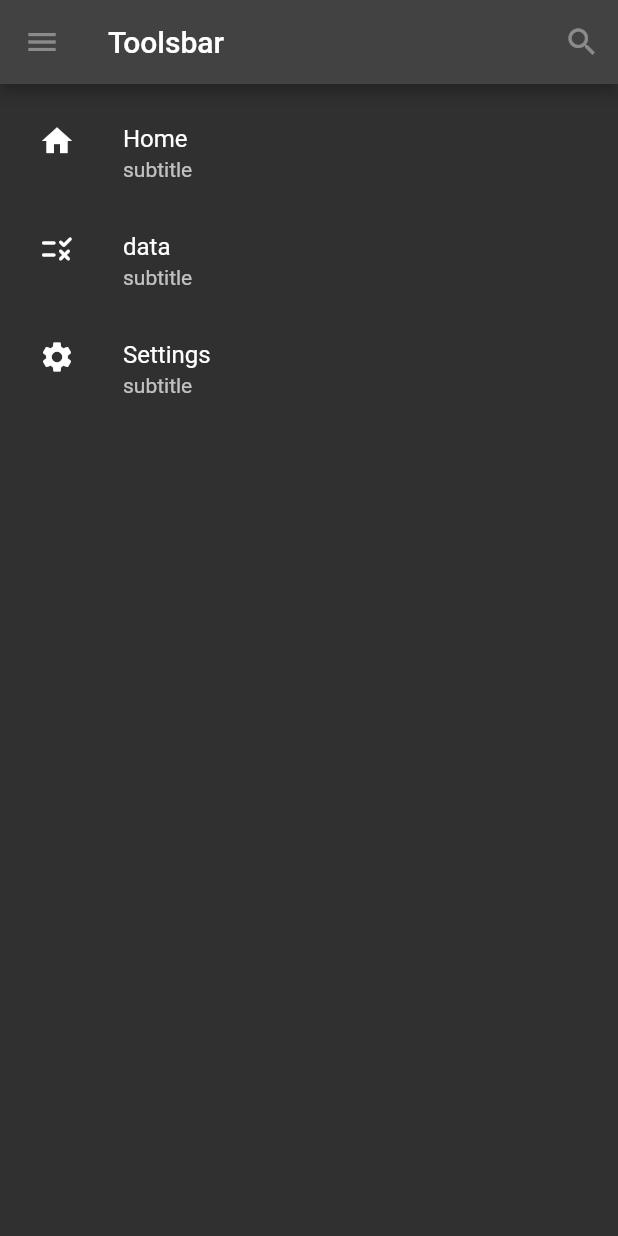
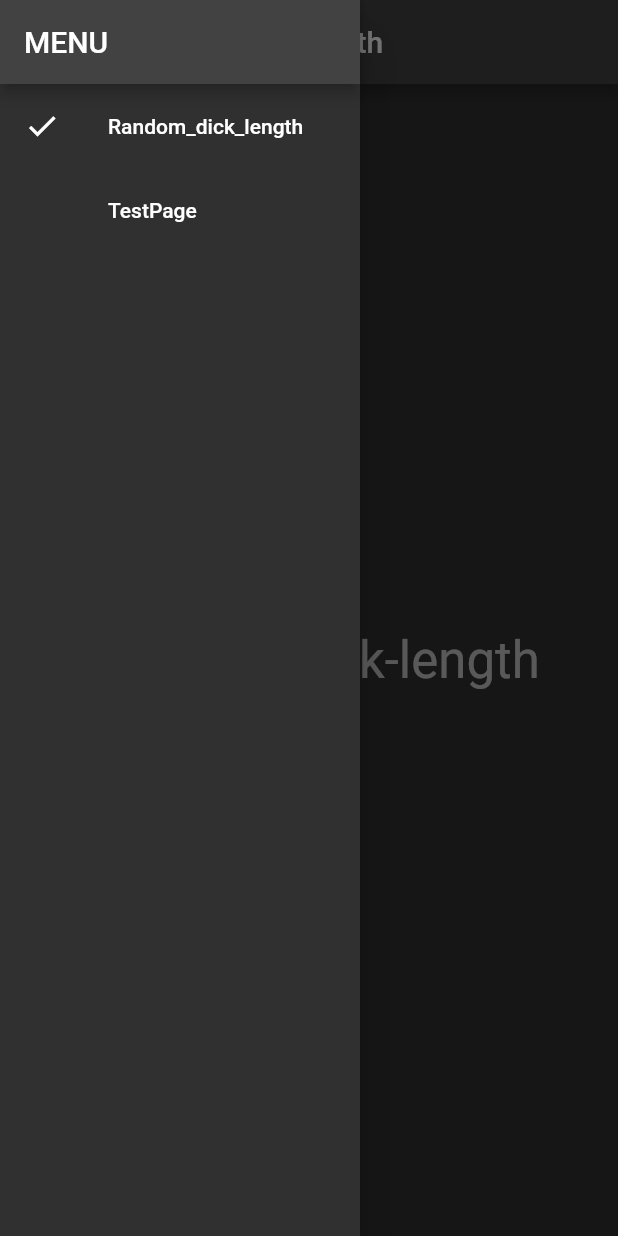
Before and after one commit to SuChenawa/NP-Tools, a Flutter app: the screen it shows after launch, with the side drawer open (before the commit the screen has no drawer), on a phone screen of 412 x 824 dp. Run offline on Flutter 3.47's test engine with Material 2 defaults, Android fonts, the light colour scheme and no system bars; our stand-ins replace flutter_riverpod, material_color_utilities; missing offline and left inert: dart:js.

Commit message:
抄了一个侧滑

```diff
--- a/lib/main.dart
+++ b/lib/main.dart
@@ -1,14 +1,15 @@
 import 'package:flutter/material.dart';
+import 'package:flutter_riverpod/flutter_riverpod.dart';
 import 'res/init.dart';
 
 void main() {
-  runApp(Nptools());
+  runApp(const ProviderScope(child: Nptools()));
 }
 
 class Nptools extends StatelessWidget {
   const Nptools({Key? key}) : super(key: key);
   @override
   Widget build(BuildContext context) {
-    return init();
+    return const init();
   }
 }
--- a/lib/plugins/random_dick_length.dart
+++ b/lib/plugins/random_dick_length.dart
@@ -1,37 +1,18 @@
-import 'dart:math';
-
 import 'package:flutter/material.dart';
 
-void main(List<String> args) {
-  runApp(const random_dick_length());
-}
+import '../res/init.dart';
 
 class random_dick_length extends StatelessWidget {
   const random_dick_length({Key? key}) : super(key: key);
 
   @override
   Widget build(BuildContext context) {
-    return MaterialApp(
-        title: 'NP-Tools Demo',
-        theme: ThemeData(
-          // This is the theme of your application.
-          //
-          // Try running your application with "flutter run". You'll see the
-          // application has a blue toolbar. Then, without quitting the app, try
-          // changing the primarySwatch below to Colors.green and then invoke
-          // "hot reload" (press "r" in the console where you ran "flutter run",
-          // or simply save your changes to "hot reload" in a Flutter IDE).
-          // Notice that the counter didn't reset back to zero; the application
-          // is not restarted.
-          primarySwatch: Colors.blue,
-        ),
-        home: Scaffold(
-          appBar: AppBar(
-            title: const Text('NP-Tools Appbar'),
-          ),
-          body: const Center(
-            child: Text('data'),
-          ),
-        ));
+    return PageScaffold(
+      title: 'Random_dick-length',
+      body: Center(
+        child: Text('Random_dick-length',
+            style: Theme.of(context).textTheme.headline4),
+      ),
+    );
   }
 }
--- /dev/null
+++ b/lib/plugins/testpage.dart
@@ -0,0 +1,17 @@
+import 'package:flutter/material.dart';
+import 'package:nptools/res/init.dart';
+
+// ignore: camel_case_types
+class secondpage extends StatelessWidget {
+  const secondpage({Key? key}) : super(key: key);
+
+  @override
+  Widget build(BuildContext context) {
+    return PageScaffold(
+      title: 'TestPage',
+      body: Center(
+        child: Text('测试', style: Theme.of(context).textTheme.headline4),
+      ),
+    );
+  }
+}
--- a/lib/res/init.dart
+++ b/lib/res/init.dart
@@ -1,38 +1,175 @@
 import 'package:flutter/material.dart';
-import 'List/Listdata.dart';
+import 'package:nptools/plugins/testpage.dart';
+import 'package:nptools/res/pages/Tabs.dart';
+import 'package:flutter_riverpod/flutter_riverpod.dart';
+import 'package:nptools/plugins/random_dick_length.dart';
 
-class ToolsList extends StatelessWidget {
+// ignore: camel_case_types
+class init extends StatelessWidget {
+  const init({Key? key}) : super(key: key);
+
+  // This widget is the root of your application.
   @override
   Widget build(BuildContext context) {
-    return MenuContent();
+    return MaterialApp(
+      title: 'NPtools',
+      theme: ThemeData.dark(),
+      home: const MyHomePage(title: 'Flutter Demo Home Page'),
+    );
   }
 }
 
-class init extends StatelessWidget {
+// 主页面
+class MyHomePage extends ConsumerWidget {
+  const MyHomePage({Key? key, required this.title}) : super(key: key);
+  final String title;
+
   @override
-  Widget build(BuildContext context) {
-    // TODO: implement build
-    return MaterialApp(
-      home: Scaffold(
-        appBar: AppBar(
-          title: const Text('Toolsbar'),
-          leading: const IconButton(
-            onPressed: null,
-            icon: Icon(Icons.menu),
-            tooltip: 'Menu',
-          ),
-          actions: const [
-            IconButton(
-              onPressed: null,
-              tooltip: 'Search',
-              icon: Icon(Icons.search),
-            )
-          ],
-        ),
-        // body: HomeContentdata(),
-        body: ToolsList(),
-      ),
-      theme: ThemeData.dark(),
+  Widget build(BuildContext context, WidgetRef ref) {
+    final selectedPageBuilder = ref.watch(selectedPageBuilderProvider);
+    return SplitView(
+      menu: const Menu(),
+      content: selectedPageBuilder(context),
+      breakpoint: 600,
+      menuWidth: 240,
     );
   }
 }
+
+// 分栏视图
+class SplitView extends StatelessWidget {
+  const SplitView({
+    Key? key,
+    required this.menu,
+    required this.content,
+    this.breakpoint = 600,
+    this.menuWidth = 240,
+  }) : super(key: key);
+  final Widget menu;
+  final Widget content;
+  final double breakpoint;
+  final double menuWidth;
+
+  @override
+  Widget build(BuildContext context) {
+    final screenWidth = MediaQuery.of(context).size.width;
+    if (screenWidth >= breakpoint) {
+      // 宽屏情况下，直接显示菜单页
+      return Row(
+        children: [
+          SizedBox(
+            width: menuWidth,
+            child: menu,
+          ),
+          Container(width: 0.5, color: Colors.black),
+          Expanded(child: content),
+        ],
+      );
+    } else {
+      // 窄屏情况下收缩菜单页到抽屉中
+      return Scaffold(
+        body: content,
+        drawer: SizedBox(
+          width: menuWidth,
+          child: Drawer(
+            child: menu,
+          ),
+        ),
+      );
+    }
+  }
+}
+
+// 菜单页
+class Menu extends ConsumerWidget {
+  const Menu({Key? key}) : super(key: key);
+
+  // 选中页面选项，并触发状态，跳转到相应页面
+  void _selectPage(BuildContext context, WidgetRef ref, String pageName) {
+    if (ref.read(selectedPageNameProvider.state).state != pageName) {
+      ref.read(selectedPageNameProvider.state).state = pageName;
+      // dismiss the drawer of the ancestor Scaffold if we have one
+      if (Scaffold.maybeOf(context)?.hasDrawer ?? false) {
+        Navigator.of(context).pop();
+      }
+    }
+  }
+
+  @override
+  Widget build(BuildContext context, WidgetRef ref) {
+    // 监视状态改变触发重绘
+    final selectedPageName = ref.watch(selectedPageNameProvider.state).state;
+    return Scaffold(
+      appBar: AppBar(title: const Text('MENU')),
+      body: ListView(
+        children: <Widget>[
+          for (var pageName in _availablePages.keys)
+            PageListTile(
+              // 3. pass the selectedPageName as an argument
+              selectedPageName: selectedPageName,
+              pageName: pageName,
+              onPressed: () => _selectPage(context, ref, pageName),
+            ),
+        ],
+      ),
+    );
+  }
+}
+
+// 主页页面模版
+class PageScaffold extends StatelessWidget {
+  const PageScaffold({
+    Key? key,
+    required this.title,
+    this.actions = const [],
+    this.body,
+    this.floatingActionButton,
+  }) : super(key: key);
+  final String title;
+  final List<Widget> actions;
+  final Widget? body;
+  final Widget? floatingActionButton;
+
+  @override
+  Widget build(BuildContext context) {
+    // 1. look for an ancestor Scaffold
+    final ancestorScaffold = Scaffold.maybeOf(context);
+    // 2. check if it has a drawer
+    final hasDrawer = ancestorScaffold != null && ancestorScaffold.hasDrawer;
+    return Scaffold(
+      appBar: AppBar(
+        // 3. add a non-null leading argument if we have a drawer
+        leading: hasDrawer
+            ? IconButton(
+                icon: const Icon(Icons.menu),
+                // 4. open the drawer if we have one
+                onPressed:
+                    hasDrawer ? () => ancestorScaffold.openDrawer() : null,
+              )
+            : null,
+        title: Text(title),
+        actions: actions,
+      ),
+      body: body,
+      floatingActionButton: floatingActionButton,
+    );
+  }
+}
+
+final selectedPageBuilderProvider = Provider<WidgetBuilder>((ref) {
+  // 依赖 selectedPageNameProvider 状态变化
+  final selectedPageKey = ref.watch(selectedPageNameProvider.state).state;
+  // 返回相应页面的工厂函数
+  return _availablePages[selectedPageKey]!;
+});
+
+// make this a `StateProvider` so we can change its value
+final selectedPageNameProvider = StateProvider<String>((ref) {
+  // default value
+  return _availablePages.keys.first;
+});
+// a map of ("page name", WidgetBuilder) pairs
+final _availablePages = <String, WidgetBuilder>{
+  'Random_dick_length': (_) => const random_dick_length(),
+  'TestPage': (_) => const secondpage(),
+};
--- a/lib/res/pages/HomePage.dart
+++ b/lib/res/pages/HomePage.dart
@@ -1 +1,9 @@
 import 'package:flutter/material.dart';
+
+class Nptools extends StatelessWidget {
+  const Nptools({Key? key}) : super(key: key);
+  @override
+  Widget build(BuildContext context) {
+    return Scaffold();
+  }
+}
--- /dev/null
+++ b/lib/res/pages/Tabs.dart
@@ -0,0 +1,28 @@
+import 'package:flutter/material.dart';
+
+// 菜单页的列表项
+class PageListTile extends StatelessWidget {
+  const PageListTile({
+    Key? key,
+    this.selectedPageName,
+    required this.pageName,
+    this.onPressed,
+  }) : super(key: key);
+  final String? selectedPageName;
+  final String pageName;
+  final VoidCallback? onPressed;
+  @override
+  Widget build(BuildContext context) {
+    return ListTile(
+      // show a check icon if the page is currently selected
+      // note: we use Opacity to ensure that all tiles have a leading widget
+      // and all the titles are left-aligned
+      leading: Opacity(
+        opacity: selectedPageName == pageName ? 1.0 : 0.0,
+        child: const Icon(Icons.check),
+      ),
+      title: Text(pageName),
+      onTap: onPressed,
+    );
+  }
+}
--- /dev/null
+++ b/lib/res/routes/Routes.dart
@@ -0,0 +1,6 @@
+import 'dart:js';
+
+import 'package:flutter/material.dart';
+import '/res/init.dart';
+
+final routes = {};
--- a/pubspec.yaml
+++ b/pubspec.yaml
@@ -34,6 +34,7 @@ dependencies:
   # The following adds the Cupertino Icons font to your application.
   # Use with the CupertinoIcons class for iOS style icons.
   cupertino_icons: ^1.0.2
+  flutter_riverpod: ^1.0.4
 
 dev_dependencies:
   flutter_test:
```
Also changed, not shown: pubspec.lock.
